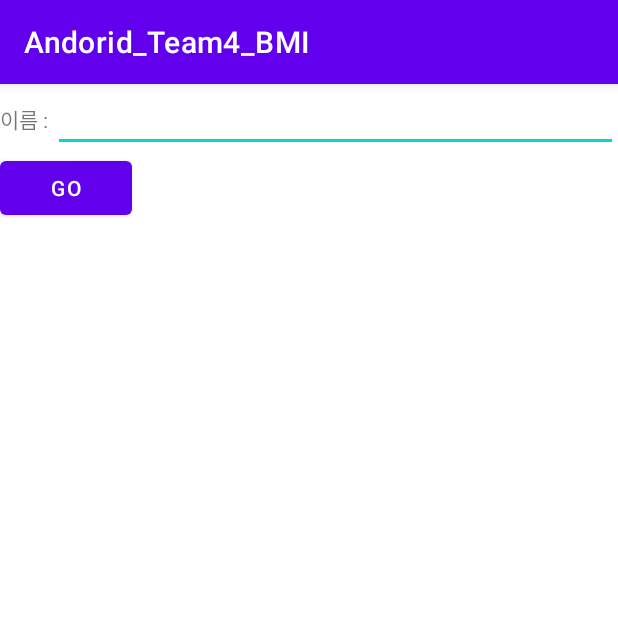
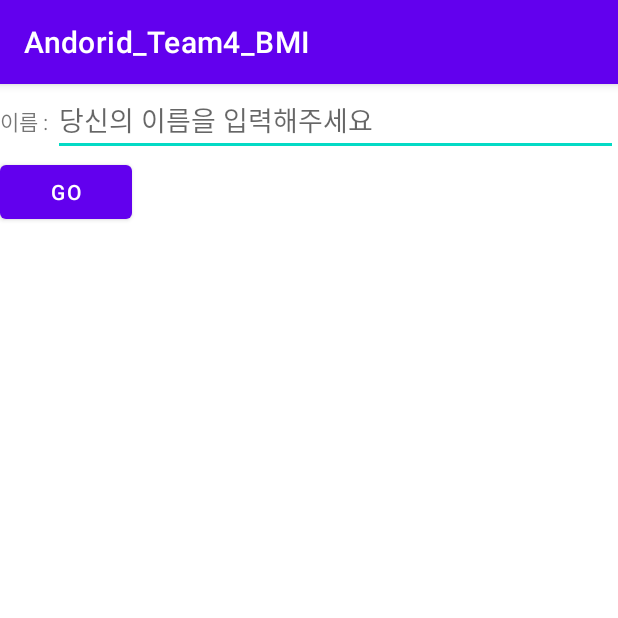
Before and after one commit to boram611/Android_Team4_BMI, an Android app: the LoginActivity screen opened directly, with no data from a screen before it, on a phone screen of 412 x 824 dp, the top half of it. Run offline under Robolectric (Android 15) with nearby library versions, the light colour scheme and no system bars.

Commit message:
마스터 기본 모델

```diff
--- a/app/src/main/res/layout/activity_login.xml
+++ b/app/src/main/res/layout/activity_login.xml
@@ -19,8 +19,9 @@
         <EditText
             android:id="@+id/userName_login"
             android:layout_width="match_parent"
-            android:layout_height="wrap_content"/>
-<!--            android:selectAllOnFocus="true"-->
+            android:layout_height="wrap_content"
+            android:hint="당신의 이름을 입력해주세요"/>
+
 
 
 
```
